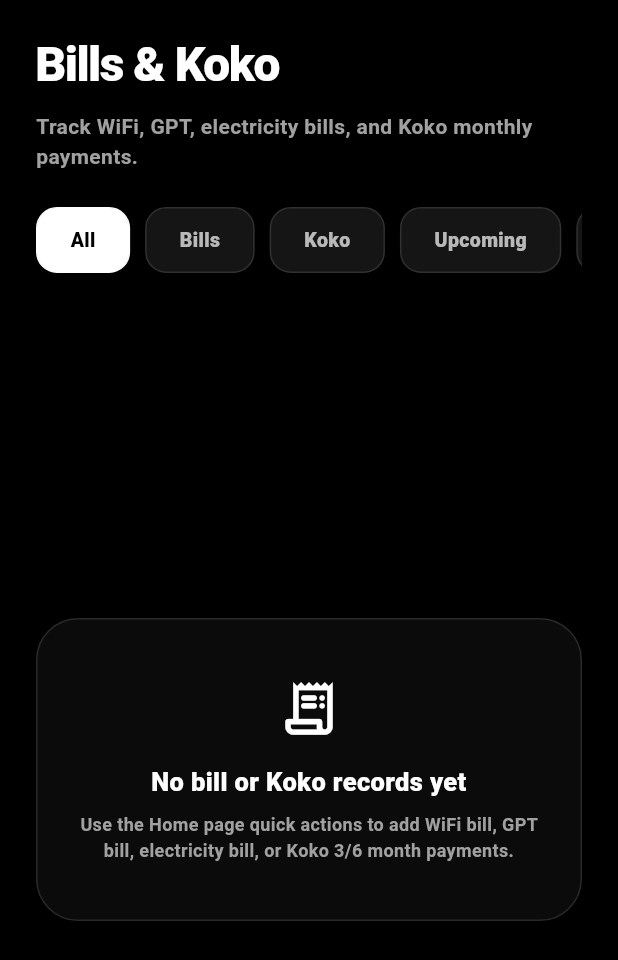
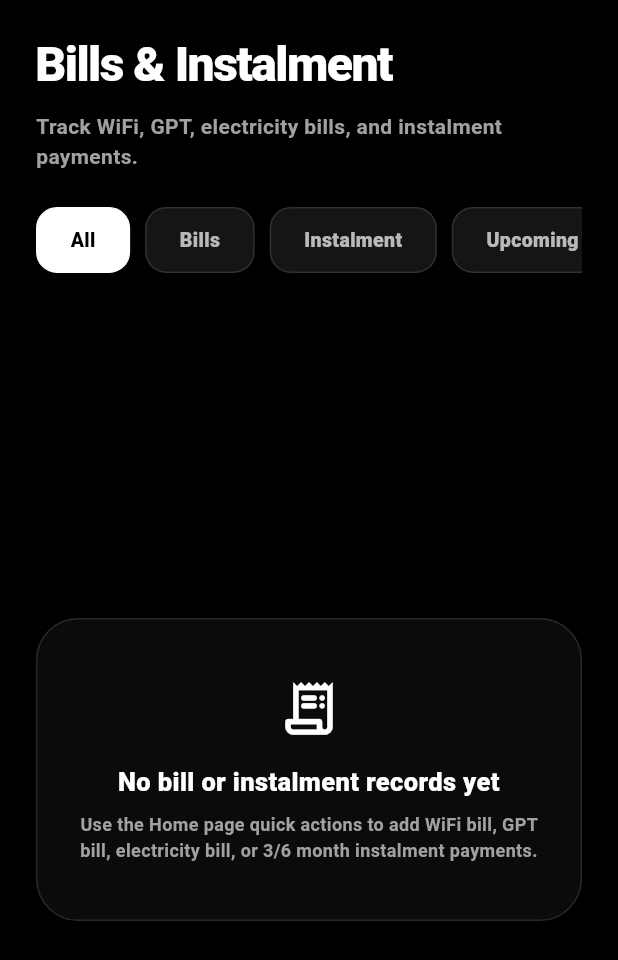
Before and after one commit to NehanVidanaarchchi/PaySave, a Flutter app: the BillsScreen screen opened by its route, on a phone screen of 412 x 824 dp. Shown: the top 960 px of the screen. Run offline on Flutter 3.47's test engine with Material 3 defaults, Android fonts, the phone set to English and light mode, and no system bars; our stand-ins replace cloud_firestore, connectivity_plus, firebase_auth, firebase_core, firebase_crashlytics, fl_chart and 2 more; accounts and stored records are empty.

Commit message:
Update name

```diff
--- a/lib/data/models/installment_model.dart
+++ b/lib/data/models/installment_model.dart
@@ -155,7 +155,7 @@ class InstallmentModel {
       id: '',
       userId: userId,
       purchaseName: '',
-      provider: 'Koko',
+      provider: 'Instalment',
       totalAmount: 0,
       installmentCount: 3,
       installmentAmount: 0,
--- a/lib/features/bills/bills_screen.dart
+++ b/lib/features/bills/bills_screen.dart
@@ -37,7 +37,7 @@ class _BillsScreenState extends State<BillsScreen> {
       case 'Bills':
         return payments.where((record) => record.isBill).toList();
 
-      case 'Koko':
+      case 'Instalment':
         return payments.where((record) => record.isInstallment).toList();
 
       case 'Upcoming':
@@ -65,7 +65,7 @@ class _BillsScreenState extends State<BillsScreen> {
     return records.where((item) => !item.isPaid).length;
   }
 
-  int _kokoCount(List<MoneyRecordModel> records) {
+  int _instalmentCount(List<MoneyRecordModel> records) {
     return records.where((item) => item.isInstallment).length;
   }
 
@@ -74,7 +74,7 @@ class _BillsScreenState extends State<BillsScreen> {
       crossAxisAlignment: CrossAxisAlignment.start,
       children: [
         const Text(
-          'Bills & Koko',
+          'Bills & Instalment',
           style: TextStyle(
             color: Colors.white,
             fontSize: 32,
@@ -84,7 +84,7 @@ class _BillsScreenState extends State<BillsScreen> {
         ),
         const SizedBox(height: 8),
         const Text(
-          'Track WiFi, GPT, electricity bills, and Koko monthly payments.',
+          'Track WiFi, GPT, electricity bills, and instalment payments.',
           style: TextStyle(
             color: Color(0xffA1A1A1),
             fontSize: 14,
@@ -102,7 +102,7 @@ class _BillsScreenState extends State<BillsScreen> {
     const filters = [
       'All',
       'Bills',
-      'Koko',
+      'Instalment',
       'Upcoming',
       'Unpaid',
       'Paid',
@@ -186,14 +186,14 @@ class _BillsScreenState extends State<BillsScreen> {
 
                       if (snapshot.connectionState == ConnectionState.waiting) {
                         return const LoadingView(
-                          message: 'Loading bills and Koko payments...',
+                          message: 'Loading bills and instalment payments...',
                         );
                       }
 
                       final records = _filterRecords(snapshot.data ?? []);
                       final total = _totalAmount(records);
                       final unpaid = _unpaidCount(records);
-                      final koko = _kokoCount(records);
+                      final instalment = _instalmentCount(records);
 
                       if (records.isEmpty) {
                         return const _NoBillsView();
@@ -206,7 +206,7 @@ class _BillsScreenState extends State<BillsScreen> {
                           _BillsSummaryCard(
                             totalAmount: total,
                             unpaidCount: unpaid,
-                            kokoCount: koko,
+                            instalmentCount: instalment,
                             recordCount: records.length,
                           ),
                           const SizedBox(height: 18),
@@ -233,13 +233,13 @@ class _BillsScreenState extends State<BillsScreen> {
 class _BillsSummaryCard extends StatelessWidget {
   final double totalAmount;
   final int unpaidCount;
-  final int kokoCount;
+  final int instalmentCount;
   final int recordCount;
 
   const _BillsSummaryCard({
     required this.totalAmount,
     required this.unpaidCount,
-    required this.kokoCount,
+    required this.instalmentCount,
     required this.recordCount,
   });
 
@@ -320,8 +320,8 @@ class _BillsSummaryCard extends StatelessWidget {
               const SizedBox(width: 10),
               Expanded(
                 child: _MiniSummaryPill(
-                  title: 'Koko',
-                  value: '$kokoCount',
+                  title: 'Instalment',
+                  value: '$instalmentCount',
                   icon: Icons.calendar_month_rounded,
                 ),
               ),
@@ -405,7 +405,7 @@ class _CleanPaymentCard extends StatelessWidget {
   }
 
   String get _typeLabel {
-    if (record.isInstallment) return 'Koko Payment';
+    if (record.isInstallment) return 'Instalment Payment';
     return 'Bill';
   }
 
@@ -758,7 +758,7 @@ class _NoBillsView extends StatelessWidget {
             ),
             SizedBox(height: 16),
             Text(
-              'No bill or Koko records yet',
+              'No bill or instalment records yet',
               textAlign: TextAlign.center,
               style: TextStyle(
                 color: AppColors.textPrimary,
@@ -768,7 +768,7 @@ class _NoBillsView extends StatelessWidget {
             ),
             SizedBox(height: 8),
             Text(
-              'Use the Home page quick actions to add WiFi bill, GPT bill, electricity bill, or Koko 3/6 month payments.',
+              'Use the Home page quick actions to add WiFi bill, GPT bill, electricity bill, or 3/6 month instalment payments.',
               textAlign: TextAlign.center,
               style: TextStyle(
                 color: AppColors.textSecondary,
--- a/lib/features/home/home_screen.dart
+++ b/lib/features/home/home_screen.dart
@@ -340,7 +340,7 @@ class _DashboardViewState extends State<_DashboardView> {
                         const _SectionTitle(
                           title: 'Quick Actions',
                           subtitle:
-                              'Add salary, bills, expenses, and Koko payments',
+                              'Add salary, bills, expenses, and instalment payments',
                         ),
                         const SizedBox(height: 14),
                         const _QuickActions(),
@@ -478,7 +478,7 @@ class _MoneyRecordSummaryGrid extends StatelessWidget {
           color: AppColors.danger,
         ),
         _SummaryBox(
-          title: 'Koko / Installments',
+                          title: 'Instalment Payments',
           amount: summary.installments,
           icon: Icons.calendar_month_rounded,
           color: AppColors.primary,
@@ -603,7 +603,7 @@ class _QuickActions extends StatelessWidget {
           onTap: () => _openAdd(context, MoneyRecordModel.typeExpense),
         ),
         QuickActionCard(
-          title: 'Koko Payment',
+                          title: 'Instalment Payment',
           subtitle: '3 or 6 months',
           icon: Icons.calendar_month_rounded,
           color: AppColors.primary,
--- a/lib/features/records/add_money_record_screen.dart
+++ b/lib/features/records/add_money_record_screen.dart
@@ -90,7 +90,7 @@ class _AddMoneyRecordScreenState extends State<AddMoneyRecordScreen> {
       case MoneyRecordModel.typeSaving:
         return 'Add Saving';
       case MoneyRecordModel.typeInstallment:
-        return 'Add Koko Payment';
+        return 'Add Instalment Payment';
       default:
         return 'Add Record';
     }
@@ -109,7 +109,7 @@ class _AddMoneyRecordScreenState extends State<AddMoneyRecordScreen> {
       case MoneyRecordModel.typeSaving:
         return 'Add money you want to save.';
       case MoneyRecordModel.typeInstallment:
-        return 'Add Koko-style 3 month or 6 month payment plans.';
+        return 'Add 3 month or 6 month instalment payment plans.';
       default:
         return 'Add your money record details.';
     }
@@ -767,7 +767,7 @@ class _TypeGrid extends StatelessWidget {
       ),
       _TypeItem(
         type: MoneyRecordModel.typeInstallment,
-        title: 'Koko',
+        title: 'Instalment',
         icon: Icons.calendar_month_rounded,
         color: AppColors.primary,
       ),
--- a/lib/features/settings/settings_screen.dart
+++ b/lib/features/settings/settings_screen.dart
@@ -57,7 +57,7 @@ class SettingsScreen extends StatelessWidget {
         return AlertDialog(
           title: const Text('Clean all data?'),
           content: const Text(
-            'This will remove your records, bills, Koko payments, goals, expenses, and old monthly plans. Your account will not be deleted. This action cannot be undone.',
+            'This will remove your records, bills, instalment payments, goals, expenses, and old monthly plans. Your account will not be deleted. This action cannot be undone.',
           ),
           actions: [
             TextButton(
@@ -313,13 +313,13 @@ class SettingsScreen extends StatelessWidget {
               _SettingsTile(
                 icon: Icons.notifications_active_rounded,
                 title: 'Reminder Preferences',
-                subtitle: 'Bill and Koko payment reminders',
+                subtitle: 'Bill and instalment payment reminders',
                 color: AppColors.warning,
                 onTap: () {
                   _showInfo(
                     context,
                     'Reminder Preferences',
-                    'You can set reminder dates when adding bills and Koko payments.',
+                    'You can set reminder dates when adding bills and instalment payments.',
                   );
                 },
               ),
@@ -369,7 +369,7 @@ class SettingsScreen extends StatelessWidget {
                   _showInfo(
                     context,
                     'About PaySave',
-                    'PaySave helps users plan income, savings goals, bills, and Koko-style installment reminders.',
+                    'PaySave helps users plan income, savings goals, bills, and instalment reminders.',
                   );
                 },
               ),
```
